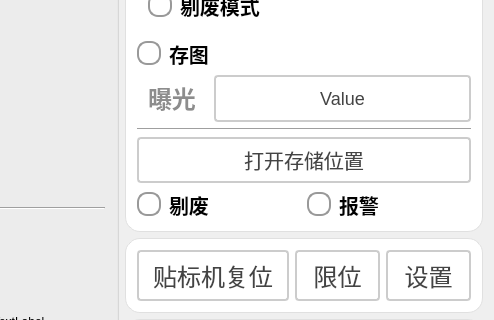
Old version of the form MosquitoDetectionOfFoodBags/ui/MDOFoodBags.ui in the repository WIND-ROAD-RUN/MosquitoDetectionOfFoodBags; both pictures show x 540 to 1034 and y 462 to 782 of the 1034 by 915 pixel window.
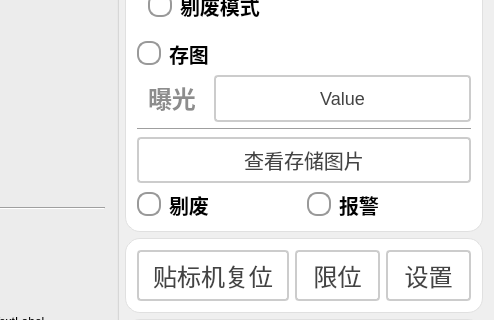
New version of the form. Icons and pictures are not drawn.

Diff of the .ui file:
```diff
--- a/MosquitoDetectionOfFoodBags/ui/MDOFoodBags.ui
+++ b/MosquitoDetectionOfFoodBags/ui/MDOFoodBags.ui
@@ -1079,7 +1079,7 @@
 }</string>
                </property>
                <property name="text">
-                <string>打开存储位置</string>
+                <string>查看存储图片</string>
                </property>
               </widget>
              </item>
```
